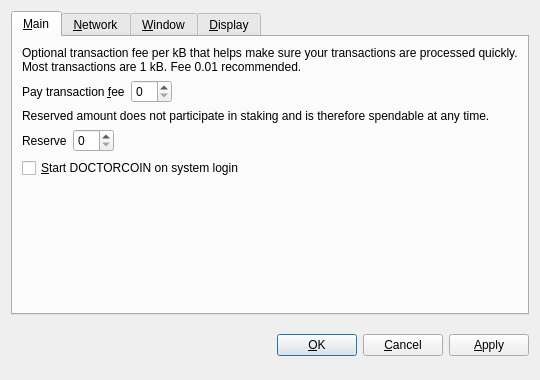
Before: the Qt Designer form src/qt/forms/optionsdialog.ui in DoctorCoinNet/DoctorCoin, drawn with Qt 5.
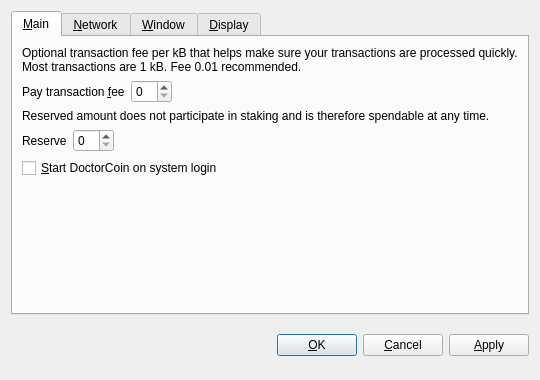
After: the same form once the commit is applied. Custom widgets are drawn as their Qt base class.

```diff
--- a/src/qt/forms/optionsdialog.ui
+++ b/src/qt/forms/optionsdialog.ui
@@ -128,7 +128,7 @@
           <string>Automatically start DOCTORCOIN after logging in to the system.</string>
          </property>
          <property name="text">
-          <string>&amp;Start DOCTORCOIN on system login</string>
+          <string>&amp;Start DoctorCoin on system login</string>
          </property>
         </widget>
        </item>
```
Left out of the diff: 10 changed lines with no effect on the pictures.
